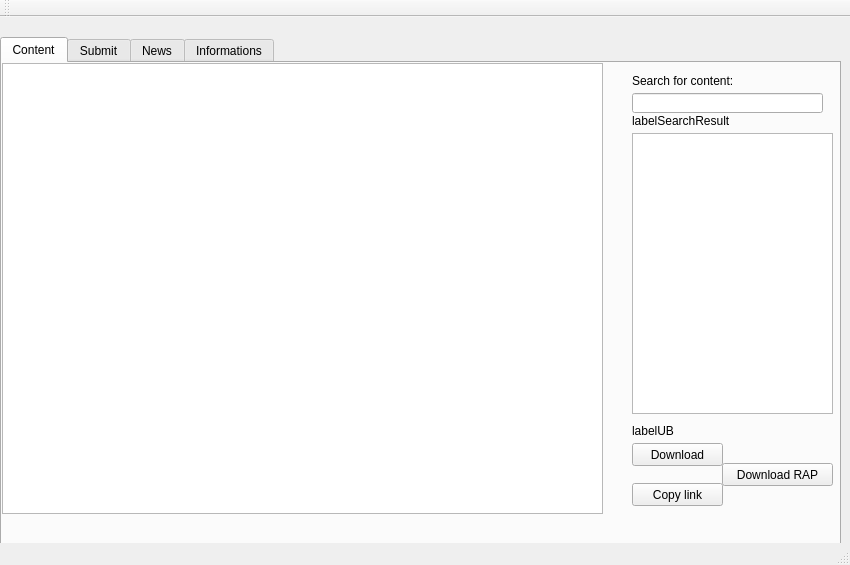
First picture: the form in mainwindow.ui, repository sguerrini97/Q_PSN, before the edit.
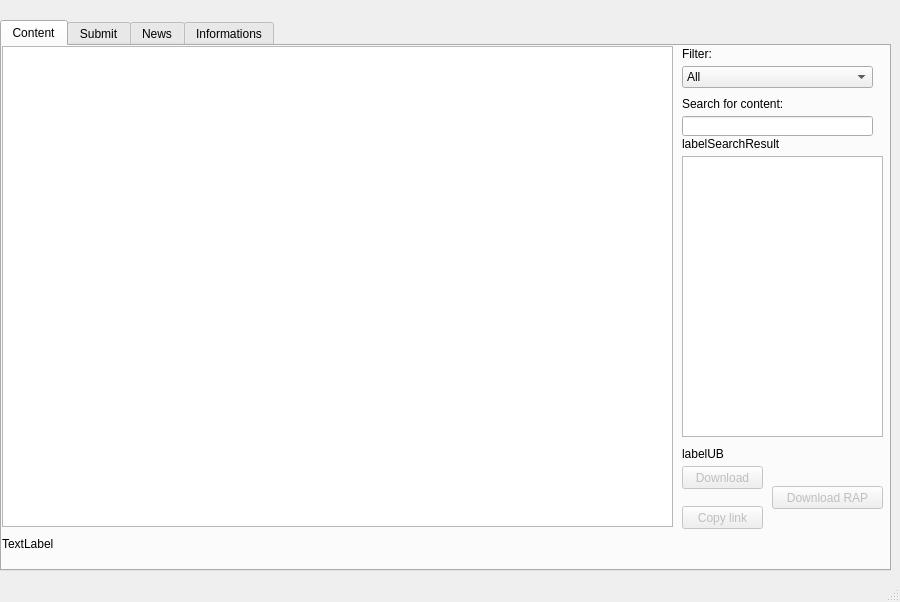
Second picture: the form after the edit. Icons and pictures are not drawn.

Diff of the .ui file:
```diff
--- a/mainwindow.ui
+++ b/mainwindow.ui
@@ -6,8 +6,8 @@
    <rect>
     <x>0</x>
     <y>0</y>
-    <width>850</width>
-    <height>565</height>
+    <width>900</width>
+    <height>602</height>
    </rect>
   </property>
   <property name="windowTitle">
@@ -19,8 +19,8 @@
      <rect>
       <x>0</x>
       <y>20</y>
-      <width>841</width>
-      <height>521</height>
+      <width>891</width>
+      <height>551</height>
      </rect>
     </property>
     <property name="sizePolicy">
@@ -44,16 +44,22 @@
        <rect>
         <x>0</x>
         <y>0</y>
-        <width>601</width>
-        <height>451</height>
+        <width>671</width>
+        <height>481</height>
        </rect>
       </property>
+      <property name="selectionBehavior">
+       <enum>QAbstractItemView::SelectRows</enum>
+      </property>
+      <attribute name="verticalHeaderVisible">
+       <bool>false</bool>
+      </attribute>
      </widget>
      <widget class="QLabel" name="labelUploadedBy">
       <property name="geometry">
        <rect>
-        <x>630</x>
-        <y>360</y>
+        <x>680</x>
+        <y>400</y>
         <width>171</width>
         <height>16</height>
        </rect>
@@ -63,11 +69,14 @@
       </property>
      </widget>
      <widget class="QPushButton" name="btnDownload">
+      <property name="enabled">
+       <bool>false</bool>
+      </property>
       <property name="geometry">
        <rect>
-        <x>630</x>
-        <y>380</y>
-        <width>91</width>
+        <x>680</x>
+        <y>420</y>
+        <width>81</width>
         <height>23</height>
        </rect>
       </property>
@@ -76,10 +85,13 @@
       </property>
      </widget>
      <widget class="QPushButton" name="btnRap">
+      <property name="enabled">
+       <bool>false</bool>
+      </property>
       <property name="geometry">
        <rect>
-        <x>720</x>
-        <y>400</y>
+        <x>770</x>
+        <y>440</y>
         <width>111</width>
         <height>23</height>
        </rect>
@@ -89,11 +101,14 @@
       </property>
      </widget>
      <widget class="QPushButton" name="btnLinkCopy">
+      <property name="enabled">
+       <bool>false</bool>
+      </property>
       <property name="geometry">
        <rect>
-        <x>630</x>
-        <y>420</y>
-        <width>91</width>
+        <x>680</x>
+        <y>460</y>
+        <width>81</width>
         <height>23</height>
        </rect>
       </property>
@@ -104,8 +119,8 @@
      <widget class="QLineEdit" name="leSearch">
       <property name="geometry">
        <rect>
-        <x>630</x>
-        <y>30</y>
+        <x>680</x>
+        <y>70</y>
         <width>191</width>
         <height>20</height>
        </rect>
@@ -120,8 +135,8 @@
      <widget class="QLabel" name="labelContentSearch">
       <property name="geometry">
        <rect>
-        <x>630</x>
-        <y>10</y>
+        <x>680</x>
+        <y>50</y>
         <width>171</width>
         <height>16</height>
        </rect>
@@ -133,8 +148,8 @@
      <widget class="QLabel" name="labelSearchResult">
       <property name="geometry">
        <rect>
-        <x>630</x>
-        <y>50</y>
+        <x>680</x>
+        <y>90</y>
         <width>201</width>
         <height>16</height>
        </rect>
@@ -146,8 +161,8 @@
      <widget class="QPlainTextEdit" name="pteDescription">
       <property name="geometry">
        <rect>
-        <x>630</x>
-        <y>70</y>
+        <x>680</x>
+        <y>110</y>
         <width>201</width>
         <height>281</height>
        </rect>
@@ -156,6 +171,117 @@
        <bool>true</bool>
       </property>
      </widget>
+     <widget class="QLabel" name="labelFilter">
+      <property name="geometry">
+       <rect>
+        <x>680</x>
+        <y>0</y>
+        <width>171</width>
+        <height>16</height>
+       </rect>
+      </property>
+      <property name="text">
+       <string>Filter:</string>
+      </property>
+     </widget>
+     <widget class="QComboBox" name="cbFilter">
+      <property name="geometry">
+       <rect>
+        <x>680</x>
+        <y>20</y>
+        <width>191</width>
+        <height>22</height>
+       </rect>
+      </property>
+      <item>
+       <property name="text">
+        <string>All</string>
+       </property>
+      </item>
+      <item>
+       <property name="text">
+        <string>PSP</string>
+       </property>
+      </item>
+      <item>
+       <property name="text">
+        <string>PSVita</string>
+       </property>
+      </item>
+      <item>
+       <property name="text">
+        <string>PS1</string>
+       </property>
+      </item>
+      <item>
+       <property name="text">
+        <string>PS2</string>
+       </property>
+      </item>
+      <item>
+       <property name="text">
+        <string>PS3</string>
+       </property>
+      </item>
+      <item>
+       <property name="text">
+        <string>PSN</string>
+       </property>
+      </item>
+      <item>
+       <property name="text">
+        <string>DLC</string>
+       </property>
+      </item>
+      <item>
+       <property name="text">
+        <string>Demo</string>
+       </property>
+      </item>
+      <item>
+       <property name="text">
+        <string>Mini</string>
+       </property>
+      </item>
+      <item>
+       <property name="text">
+        <string>EDAT</string>
+       </property>
+      </item>
+      <item>
+       <property name="text">
+        <string>Theme</string>
+       </property>
+      </item>
+      <item>
+       <property name="text">
+        <string>Wallpaper</string>
+       </property>
+      </item>
+      <item>
+       <property name="text">
+        <string>Avatar</string>
+       </property>
+      </item>
+      <item>
+       <property name="text">
+        <string>Video</string>
+       </property>
+      </item>
+     </widget>
+     <widget class="QLabel" name="labelTotalEntries">
+      <property name="geometry">
+       <rect>
+        <x>0</x>
+        <y>490</y>
+        <width>231</width>
+        <height>16</height>
+       </rect>
+      </property>
+      <property name="text">
+       <string>TextLabel</string>
+      </property>
+     </widget>
     </widget>
     <widget class="QWidget" name="tab_2">
      <attribute name="title">
@@ -580,17 +706,6 @@
     </rect>
    </property>
   </widget>
-  <widget class="QToolBar" name="mainToolBar">
-   <property name="toolButtonStyle">
-    <enum>Qt::ToolButtonIconOnly</enum>
-   </property>
-   <attribute name="toolBarArea">
-    <enum>TopToolBarArea</enum>
-   </attribute>
-   <attribute name="toolBarBreak">
-    <bool>false</bool>
-   </attribute>
-  </widget>
   <widget class="QStatusBar" name="statusBar"/>
  </widget>
  <layoutdefault spacing="6" margin="11"/>
```
Left out of the diff: 14 changed lines with no effect on the pictures.
